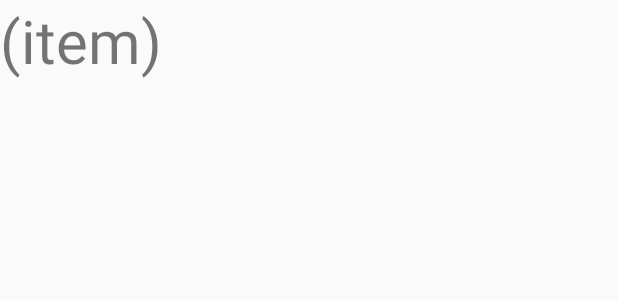
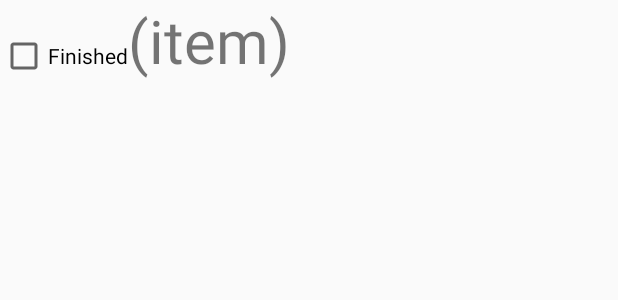
Before and after one commit to KseniaVensko/AndroidToDoList, an Android app: the layout onerow.xml on its own in the app's theme, with its tools: preview values and no code run, on a phone screen of 412 x 824 dp. Shown: the top 300 px of the screen. Run offline under Robolectric (Android 15) with nearby library versions, the phone set to English and light mode, and no system bars.

Commit message:
preparation for "finished" field for each activity

```diff
--- a/app/src/main/java/smart/tuke/sk/todolist/adapters/CustomAdapter.java
+++ b/app/src/main/java/smart/tuke/sk/todolist/adapters/CustomAdapter.java
@@ -6,6 +6,7 @@ import android.view.LayoutInflater;
 import android.view.View;
 import android.view.ViewGroup;
 import android.widget.BaseAdapter;
+import android.widget.CheckBox;
 import android.widget.TextView;
 import smart.tuke.sk.todolist.R;
 import smart.tuke.sk.todolist.Task;
@@ -28,7 +29,7 @@ public class CustomAdapter extends BaseAdapter
 
 	public CustomAdapter(Context tasklist, List<DatabaseObject> tasks)
 	{
-		//upraveny typ Context, tento adapter je volany aj z CategoryActivity
+		//changed type to Context, this adapter is called from CategoryActivity too
 		context = tasklist;
 		list = tasks;
 		inflater = (LayoutInflater) context.getSystemService(Context.LAYOUT_INFLATER_SERVICE);
@@ -61,8 +62,14 @@ public class CustomAdapter extends BaseAdapter
 		Holder holder = new Holder();
 		View rowView;
 		rowView = inflater.inflate(R.layout.onerow, null);
+
+		//Filling the information inside each row
 		((TextView) rowView.findViewById(R.id.textinlist)).setText(list.get(position).name);
+		((CheckBox) rowView.findViewById(R.id.checkBoxFinished)).setChecked(true);//todo
+
 		holder.cb = (TextView) rowView.findViewById(R.id.textinlist);
+
+		//Information for a future Task activity
 		rowView.setOnClickListener(new View.OnClickListener()
 		{
 			@Override
--- a/app/src/main/res/layout/onerow.xml
+++ b/app/src/main/res/layout/onerow.xml
@@ -4,9 +4,16 @@
     android:layout_height="match_parent">
 
     <LinearLayout
-        android:orientation="vertical"
+        android:orientation="horizontal"
         android:layout_width="match_parent"
         android:layout_height="97dp">
+
+        <CheckBox
+            android:layout_width="wrap_content"
+            android:layout_height="wrap_content"
+            android:text="@string/finished"
+            android:id="@+id/checkBoxFinished"
+            android:singleLine="false" />
 
         <TextView
             android:layout_width="match_parent"
@@ -15,4 +22,5 @@
             android:id="@+id/textinlist"
             android:textSize="40sp" />
     </LinearLayout>
+
 </LinearLayout>
--- a/app/src/main/res/values/strings.xml
+++ b/app/src/main/res/values/strings.xml
@@ -104,4 +104,5 @@
     <string name="to_do_list">To Do List</string>
     <string name="delete">DELETE</string>
     <string name="search">Search</string>
+    <string name="finished">Finished</string>
 </resources>
```
